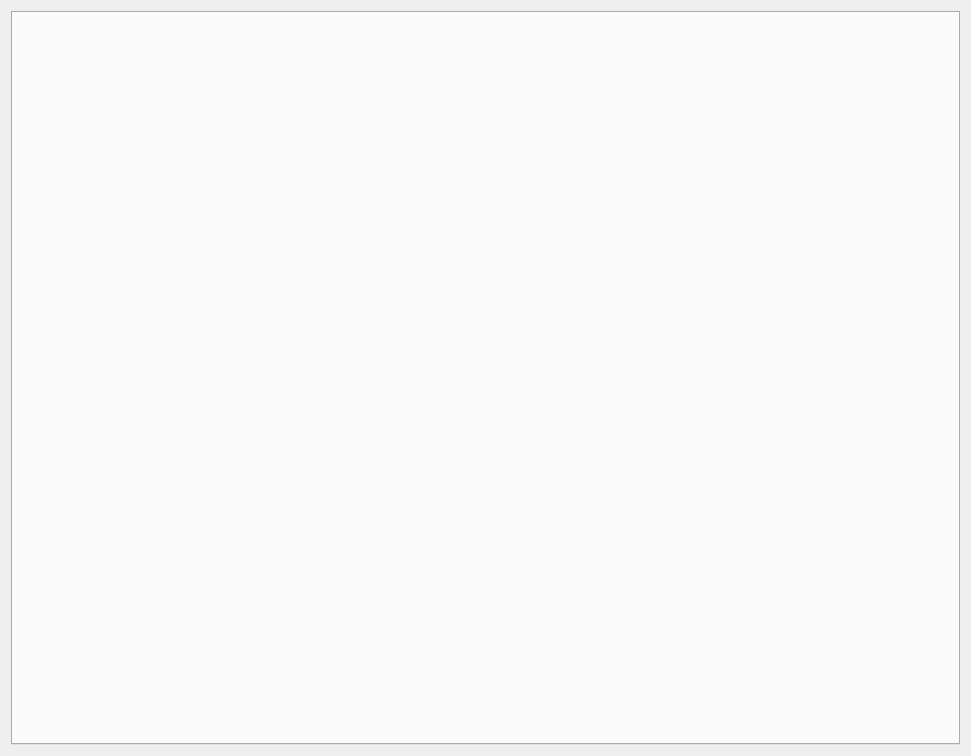
Qt form tse_analytics/views/analysis/timeseries/timeseries_widget.ui (TSE-Systems/tse-analytics) before a commit.
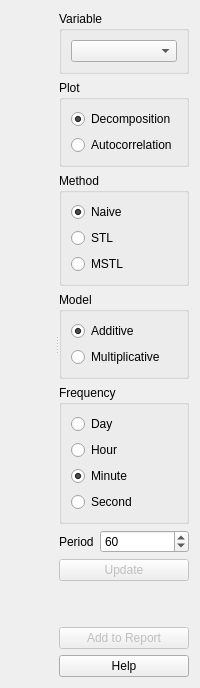
The same form after that commit. Icons and pictures are not drawn. Custom widgets are drawn as their Qt base class.

Commit message: Redesigned Timeseries widget.

```diff
--- a/tse_analytics/views/analysis/timeseries/timeseries_widget.ui
+++ b/tse_analytics/views/analysis/timeseries/timeseries_widget.ui
@@ -2,23 +2,260 @@
 <ui version="4.0">
  <class>TimeseriesWidget</class>
  <widget class="QWidget" name="TimeseriesWidget">
-  <property name="geometry">
-   <rect>
-    <x>0</x>
-    <y>0</y>
-    <width>971</width>
-    <height>756</height>
-   </rect>
-  </property>
-  <property name="windowTitle">
-   <string>Form</string>
-  </property>
   <layout class="QVBoxLayout" name="verticalLayout">
    <item>
-    <widget class="QTabWidget" name="tabWidget"/>
+    <widget class="QSplitter" name="splitter">
+     <property name="sizePolicy">
+      <sizepolicy hsizetype="Expanding" vsizetype="Expanding">
+       <horstretch>0</horstretch>
+       <verstretch>0</verstretch>
+      </sizepolicy>
+     </property>
+     <property name="orientation">
+      <enum>Qt::Horizontal</enum>
+     </property>
+     <widget class="MplCanvas" name="canvas" native="true">
+      <property name="sizePolicy">
+       <sizepolicy hsizetype="Preferred" vsizetype="Preferred">
+        <horstretch>1</horstretch>
+        <verstretch>0</verstretch>
+       </sizepolicy>
+      </property>
+     </widget>
+     <widget class="QWidget" name="widgetSettings" native="true">
+      <layout class="QVBoxLayout" name="verticalLayout_6">
+       <item>
+        <widget class="QGroupBox" name="groupBoxVariable">
+         <property name="title">
+          <string>Variable</string>
+         </property>
+         <layout class="QVBoxLayout" name="verticalLayout_4">
+          <item>
+           <widget class="VariableSelector" name="variableSelector"/>
+          </item>
+         </layout>
+        </widget>
+       </item>
+       <item>
+        <widget class="QGroupBox" name="groupBoxPlot">
+         <property name="title">
+          <string>Plot</string>
+         </property>
+         <layout class="QVBoxLayout" name="verticalLayout_7">
+          <item>
+           <widget class="QRadioButton" name="radioButtonDecomposition">
+            <property name="text">
+             <string>Decomposition</string>
+            </property>
+            <property name="checked">
+             <bool>true</bool>
+            </property>
+           </widget>
+          </item>
+          <item>
+           <widget class="QRadioButton" name="radioButtonAutocorrelation">
+            <property name="text">
+             <string>Autocorrelation</string>
+            </property>
+           </widget>
+          </item>
+         </layout>
+        </widget>
+       </item>
+       <item>
+        <widget class="QGroupBox" name="groupBoxMethod">
+         <property name="title">
+          <string>Method</string>
+         </property>
+         <layout class="QVBoxLayout" name="verticalLayout_3">
+          <item>
+           <widget class="QRadioButton" name="radioButtonMethodNaive">
+            <property name="toolTip">
+             <string>Seasonal decomposition using moving averages</string>
+            </property>
+            <property name="text">
+             <string>Naive</string>
+            </property>
+            <property name="checked">
+             <bool>true</bool>
+            </property>
+           </widget>
+          </item>
+          <item>
+           <widget class="QRadioButton" name="radioButtonMethodSTL">
+            <property name="toolTip">
+             <string>Season-Trend decomposition using LOESS</string>
+            </property>
+            <property name="text">
+             <string>STL</string>
+            </property>
+           </widget>
+          </item>
+          <item>
+           <widget class="QRadioButton" name="radioButtonMethodMSTL">
+            <property name="toolTip">
+             <string>Multiple Seasonal-Trend decomposition using LOESS</string>
+            </property>
+            <property name="text">
+             <string>MSTL</string>
+            </property>
+           </widget>
+          </item>
+         </layout>
+        </widget>
+       </item>
+       <item>
+        <widget class="QGroupBox" name="groupBoxModel">
+         <property name="title">
+          <string>Model</string>
+         </property>
+         <layout class="QVBoxLayout" name="verticalLayout_2">
+          <item>
+           <widget class="QRadioButton" name="radioButtonModelAdditive">
+            <property name="text">
+             <string>Additive</string>
+            </property>
+            <property name="checked">
+             <bool>true</bool>
+            </property>
+           </widget>
+          </item>
+          <item>
+           <widget class="QRadioButton" name="radioButtonModelMultiplicative">
+            <property name="text">
+             <string>Multiplicative</string>
+            </property>
+           </widget>
+          </item>
+         </layout>
+        </widget>
+       </item>
+       <item>
+        <widget class="QGroupBox" name="groupBoxFrequency">
+         <property name="title">
+          <string>Frequency</string>
+         </property>
+         <layout class="QVBoxLayout" name="verticalLayout_5">
+          <item>
+           <widget class="QRadioButton" name="radioButtonDayFrequency">
+            <property name="text">
+             <string>Day</string>
+            </property>
+           </widget>
+          </item>
+          <item>
+           <widget class="QRadioButton" name="radioButtonHourFrequency">
+            <property name="text">
+             <string>Hour</string>
+            </property>
+           </widget>
+          </item>
+          <item>
+           <widget class="QRadioButton" name="radioButtonMinuteFrequency">
+            <property name="text">
+             <string>Minute</string>
+            </property>
+            <property name="checked">
+             <bool>true</bool>
+            </property>
+           </widget>
+          </item>
+          <item>
+           <widget class="QRadioButton" name="radioButtonSecondFrequency">
+            <property name="text">
+             <string>Second</string>
+            </property>
+           </widget>
+          </item>
+         </layout>
+        </widget>
+       </item>
+       <item>
+        <layout class="QFormLayout" name="formLayout">
+         <item row="0" column="0">
+          <widget class="QLabel" name="periodLabel">
+           <property name="text">
+            <string>Period</string>
+           </property>
+          </widget>
+         </item>
+         <item row="0" column="1">
+          <widget class="QSpinBox" name="periodSpinBox">
+           <property name="maximum">
+            <number>1000000000</number>
+           </property>
+           <property name="value">
+            <number>60</number>
+           </property>
+          </widget>
+         </item>
+        </layout>
+       </item>
+       <item>
+        <widget class="QPushButton" name="pushButtonUpdate">
+         <property name="enabled">
+          <bool>false</bool>
+         </property>
+         <property name="text">
+          <string>Update</string>
+         </property>
+        </widget>
+       </item>
+       <item>
+        <spacer name="verticalSpacer">
+         <property name="orientation">
+          <enum>Qt::Vertical</enum>
+         </property>
+         <property name="sizeHint" stdset="0">
+          <size>
+           <width>20</width>
+           <height>40</height>
+          </size>
+         </property>
+        </spacer>
+       </item>
+       <item>
+        <widget class="QPushButton" name="pushButtonAddReport">
+         <property name="enabled">
+          <bool>false</bool>
+         </property>
+         <property name="text">
+          <string>Add to Report</string>
+         </property>
+        </widget>
+       </item>
+       <item>
+        <widget class="QPushButton" name="pushButtonHelp">
+         <property name="text">
+          <string>Help</string>
+         </property>
+         <property name="icon">
+          <iconset resource="../../../../resources/resources.qrc">
+           <normaloff>:/icons/icons8-help-16.png</normaloff>:/icons/icons8-help-16.png</iconset>
+         </property>
+        </widget>
+       </item>
+      </layout>
+     </widget>
+    </widget>
    </item>
   </layout>
  </widget>
- <resources/>
+ <customwidgets>
+  <customwidget>
+   <class>MplCanvas</class>
+   <extends>QWidget</extends>
+   <header>tse_analytics.views.misc.MplCanvas</header>
+   <container>1</container>
+  </customwidget>
+  <customwidget>
+   <class>VariableSelector</class>
+   <extends>QComboBox</extends>
+   <header>tse_analytics.views.misc.variable_selector</header>
+  </customwidget>
+ </customwidgets>
+ <resources>
+  <include location="../../../../resources/resources.qrc"/>
+ </resources>
  <connections/>
 </ui>
```
Left out of the diff: 1 changed line with no effect on the pictures. The commit also changes 12 other files.
